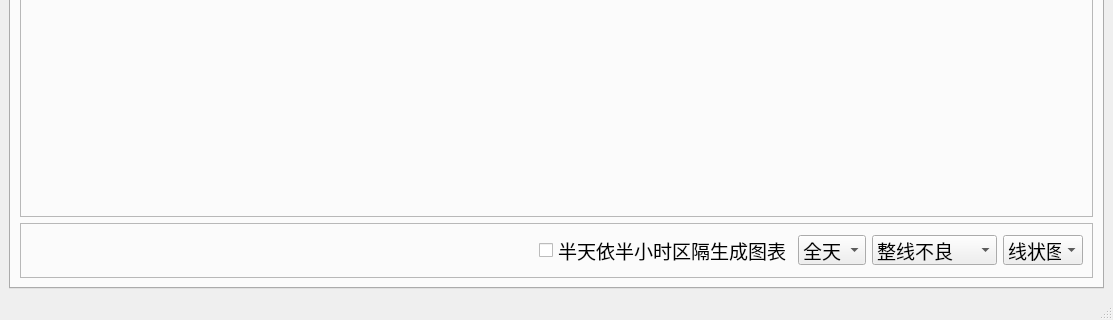
Old version of the form qt5_proj/mainForm.ui in the repository clang2you/packing_defective; both pictures show x 0 to 1113 and y 607 to 927 of the 1113 by 927 pixel window.
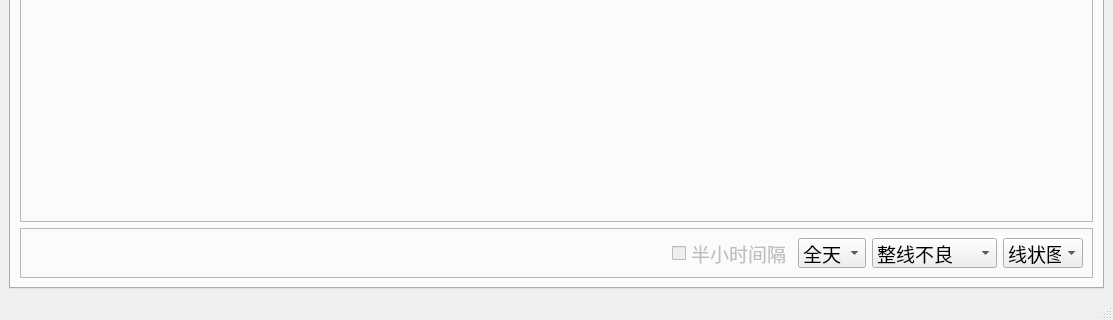
New version of the form. The open tabs and pages were chosen to show the change.

What changed in the file:
```diff
--- a/qt5_proj/mainForm.ui
+++ b/qt5_proj/mainForm.ui
@@ -124,8 +124,17 @@
            </item>
            <item>
             <widget class="QCheckBox" name="checkBox">
+             <property name="enabled">
+              <bool>false</bool>
+             </property>
+             <property name="minimumSize">
+              <size>
+               <width>0</width>
+               <height>30</height>
+              </size>
+             </property>
              <property name="text">
-              <string>半天依半小时区隔生成图表</string>
+              <string>半小时间隔</string>
              </property>
             </widget>
            </item>
```
